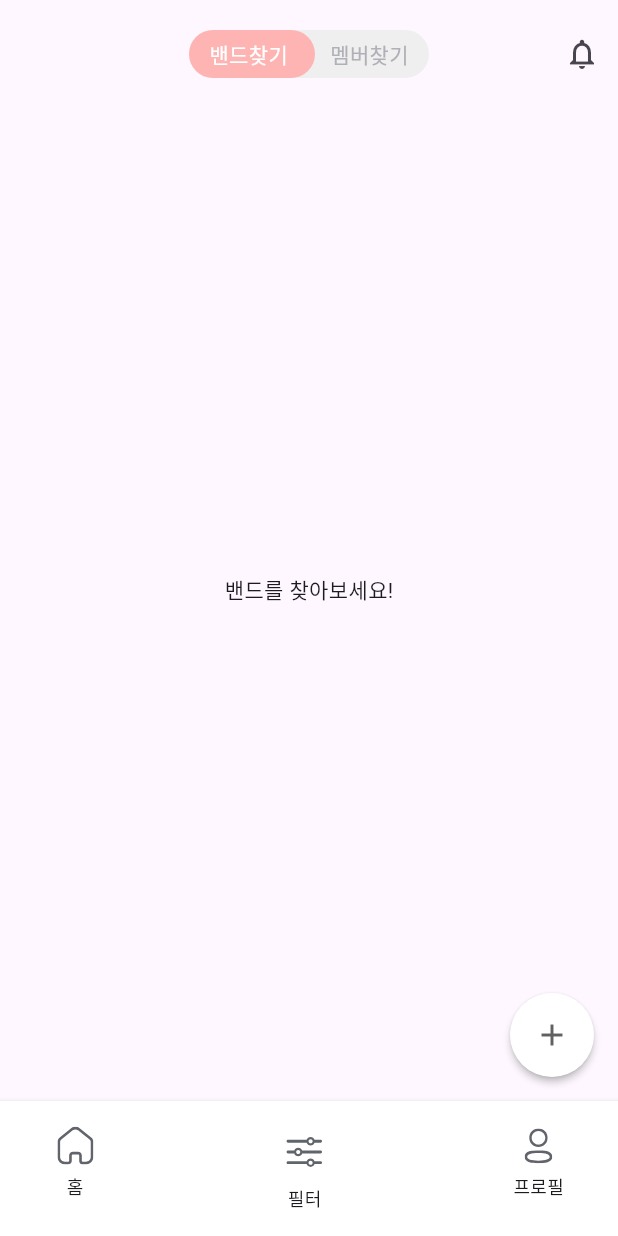
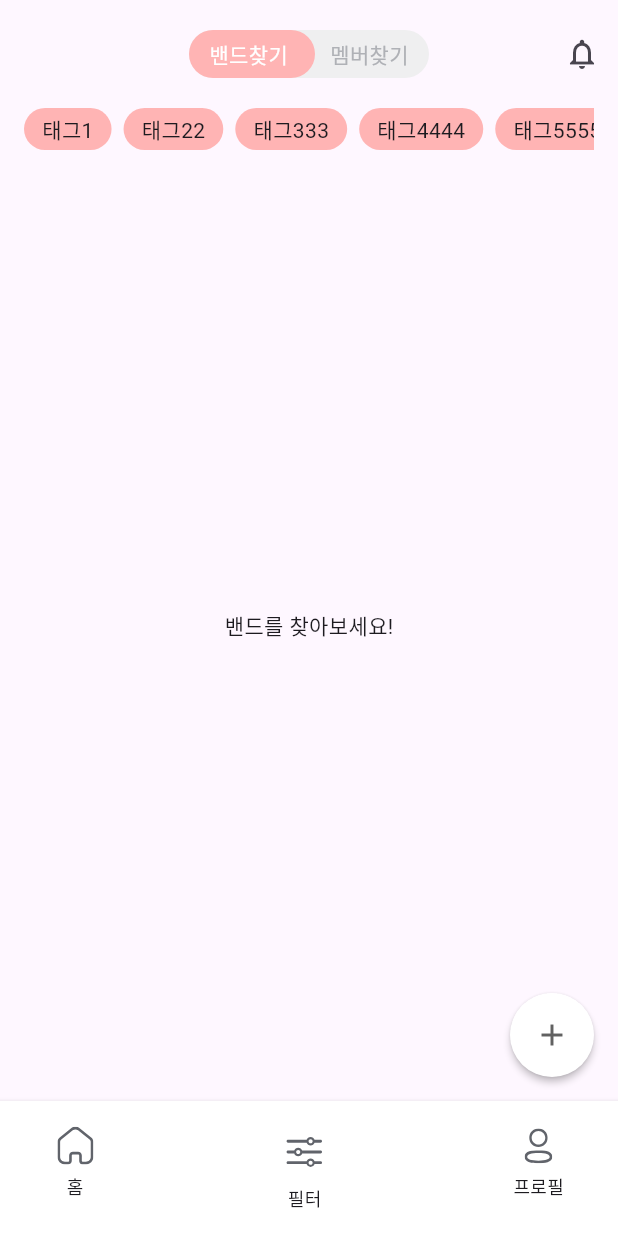
Before and after one commit to zigsong/lets-jam, a Flutter app: the screen it shows after launch, on a phone screen of 412 x 824 dp. Run offline on Flutter 3.47's test engine with Material 3 defaults, Android fonts, the light colour scheme and no system bars; our stand-ins replace flutter_dotenv, flutter_svg, image_picker, supabase_flutter; missing offline and left inert: kakao_flutter_sdk; accounts and stored records are empty.

Commit message:
feat: FilterTag 마크업

```diff
--- a/lib/screens/explore_screen.dart
+++ b/lib/screens/explore_screen.dart
@@ -1,4 +1,5 @@
 import 'package:flutter/material.dart';
+import 'package:lets_jam/widgets/filter_tag.dart';
 import 'package:lets_jam/widgets/page_toggler.dart';
 import 'package:supabase_flutter/supabase_flutter.dart';
 
@@ -34,6 +35,8 @@ class _ExploreScreenState extends State<ExploreScreen> {
     var isBandTabSelected = _selectedPage == 0;
     var isMemberTabSelected = _selectedPage == 1;
 
+    var mockFilteredTags = ['태그1', '태그22', '태그333', '태그4444', '태그55555'];
+
     return Scaffold(
         body: Column(
       children: [
@@ -54,6 +57,23 @@ class _ExploreScreenState extends State<ExploreScreen> {
                   icon: const Icon(Icons.notifications_outlined)),
             ),
           ],
+        ),
+        const SizedBox(
+          height: 20,
+        ),
+        Padding(
+          padding: const EdgeInsets.symmetric(horizontal: 16),
+          child: SizedBox(
+            height: 28,
+            child: ListView.separated(
+              itemCount: mockFilteredTags.length,
+              scrollDirection: Axis.horizontal,
+              separatorBuilder: (context, index) => const SizedBox(width: 8),
+              itemBuilder: (context, index) {
+                return FilterTag(text: mockFilteredTags[index]);
+              },
+            ),
+          ),
         ),
         Expanded(
           child: PageView(
--- /dev/null
+++ b/lib/widgets/filter_tag.dart
@@ -0,0 +1,18 @@
+import 'package:flutter/material.dart';
+
+class FilterTag extends StatelessWidget {
+  final String text;
+  const FilterTag({super.key, required this.text});
+
+  @override
+  Widget build(BuildContext context) {
+    return Container(
+      height: 32,
+      padding: const EdgeInsets.symmetric(horizontal: 12, vertical: 4),
+      decoration: BoxDecoration(
+          color: const Color(0xffffb4b4),
+          borderRadius: BorderRadius.circular(25)),
+      child: Text(text),
+    );
+  }
+}
```
